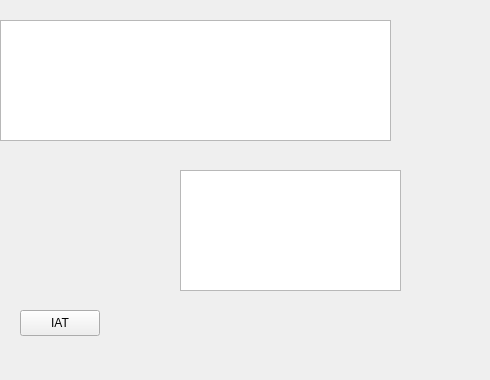
lxgouc/Voi-Rec, file widget.ui: the form before one commit.
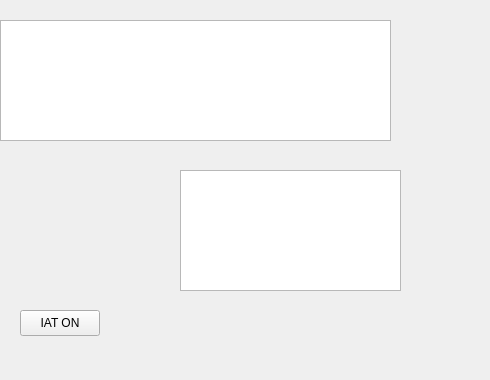
The form after the commit.

```diff
--- a/widget.ui
+++ b/widget.ui
@@ -38,7 +38,7 @@
     </rect>
    </property>
    <property name="text">
-    <string>IAT</string>
+    <string>IAT ON</string>
    </property>
   </widget>
   <widget class="QTextEdit" name="StateDisplay">
```
